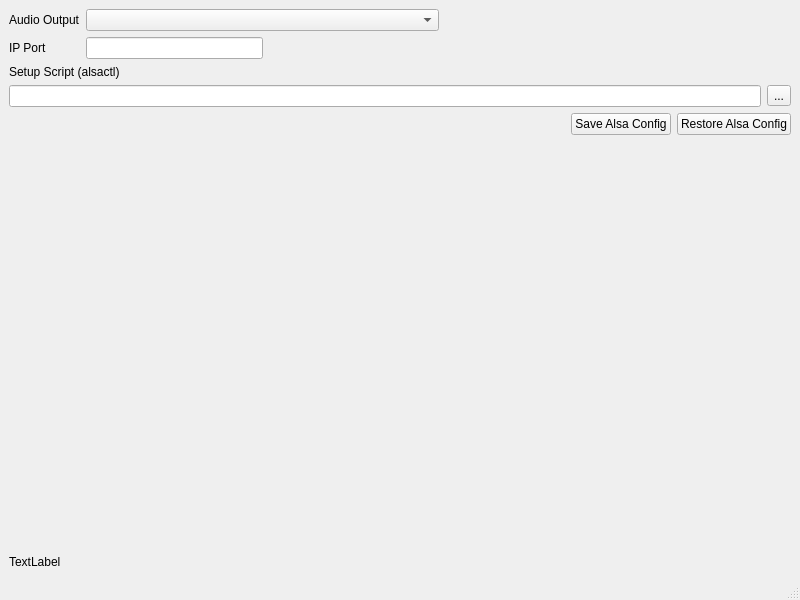
Old version of the form mqt/MqtKeyerProxy/kpmainwindow.ui in the repository Rsclub22/Minos2-Mirror.
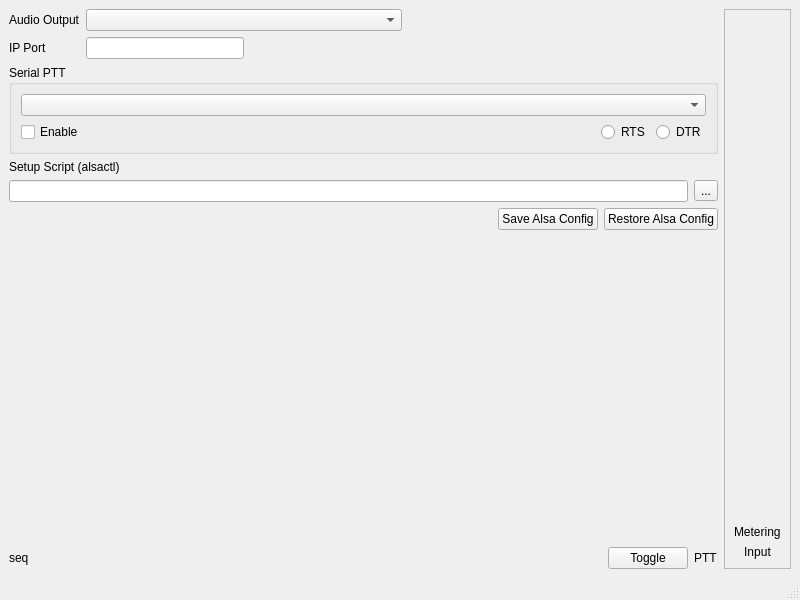
New version of the form. Custom widgets are drawn as their Qt base class.

Commit message: Implement serial PTT

What changed in the file:
```diff
--- a/mqt/MqtKeyerProxy/kpmainwindow.ui
+++ b/mqt/MqtKeyerProxy/kpmainwindow.ui
@@ -14,7 +14,9 @@
    <string>KPMainWindow</string>
   </property>
   <widget class="QWidget" name="centralwidget">
-   <layout class="QVBoxLayout" name="verticalLayout">
+   <layout class="QHBoxLayout" name="horizontalLayout_3">
+    <item>
+     <layout class="QVBoxLayout" name="verticalLayout_2">
     <item>
      <layout class="QHBoxLayout" name="horizontalLayout_13">
       <item>
@@ -77,6 +79,66 @@
       </item>
      </layout>
     </item>
+      <item>
+       <widget class="QGroupBox" name="serialFrame">
+        <property name="title">
+         <string>Serial PTT</string>
+        </property>
+        <layout class="QVBoxLayout" name="verticalLayout_3">
+         <item>
+          <layout class="QHBoxLayout" name="horizontalLayout_6">
+           <item>
+            <widget class="QComboBox" name="spCombo"/>
+           </item>
+          </layout>
+         </item>
+         <item>
+          <layout class="QHBoxLayout" name="horizontalLayout_7">
+           <item>
+            <widget class="QCheckBox" name="serialPTTEnable">
+             <property name="text">
+              <string>Enable</string>
+             </property>
+            </widget>
+           </item>
+           <item>
+            <spacer name="horizontalSpacer_3">
+             <property name="orientation">
+              <enum>Qt::Horizontal</enum>
+             </property>
+             <property name="sizeHint" stdset="0">
+              <size>
+               <width>40</width>
+               <height>20</height>
+              </size>
+             </property>
+            </spacer>
+           </item>
+           <item>
+            <widget class="QRadioButton" name="rts">
+             <property name="text">
+              <string>RTS</string>
+             </property>
+             <attribute name="buttonGroup">
+              <string notr="true">rtsdtrGroup</string>
+             </attribute>
+            </widget>
+           </item>
+           <item>
+            <widget class="QRadioButton" name="dtr">
+             <property name="text">
+              <string>DTR</string>
+             </property>
+             <attribute name="buttonGroup">
+              <string notr="true">rtsdtrGroup</string>
+             </attribute>
+            </widget>
+           </item>
+          </layout>
+         </item>
+        </layout>
+       </widget>
+      </item>
     <item>
      <layout class="QVBoxLayout" name="verticalLayout_4">
       <item>
@@ -140,17 +202,93 @@
       </property>
       <property name="sizeHint" stdset="0">
        <size>
-        <width>20</width>
-        <height>360</height>
+          <width>17</width>
+          <height>13</height>
        </size>
       </property>
      </spacer>
     </item>
+      <item>
+       <layout class="QHBoxLayout" name="horizontalLayout">
     <item>
      <widget class="QLabel" name="seqLabel">
       <property name="text">
-       <string>TextLabel</string>
-      </property>
+           <string>seq</string>
+          </property>
+         </widget>
+        </item>
+        <item>
+         <spacer name="horizontalSpacer_2">
+          <property name="orientation">
+           <enum>Qt::Horizontal</enum>
+          </property>
+          <property name="sizeHint" stdset="0">
+           <size>
+            <width>40</width>
+            <height>20</height>
+           </size>
+          </property>
+         </spacer>
+        </item>
+        <item>
+         <widget class="QPushButton" name="pushButton">
+          <property name="text">
+           <string>Toggle</string>
+          </property>
+         </widget>
+        </item>
+        <item>
+         <widget class="QLabel" name="pttLabel">
+          <property name="text">
+           <string>PTT</string>
+          </property>
+         </widget>
+        </item>
+       </layout>
+      </item>
+     </layout>
+    </item>
+    <item>
+     <widget class="QFrame" name="volFrame">
+      <property name="frameShape">
+       <enum>QFrame::StyledPanel</enum>
+      </property>
+      <property name="frameShadow">
+       <enum>QFrame::Raised</enum>
+      </property>
+      <layout class="QHBoxLayout" name="horizontalLayout_14">
+       <item>
+        <layout class="QVBoxLayout" name="verticalLayout">
+         <item>
+          <widget class="LevelMeter" name="levelMeter" native="true">
+           <property name="sizePolicy">
+            <sizepolicy hsizetype="Preferred" vsizetype="Expanding">
+             <horstretch>0</horstretch>
+             <verstretch>0</verstretch>
+            </sizepolicy>
+           </property>
+          </widget>
+         </item>
+         <item>
+          <widget class="QLabel" name="label_10">
+           <property name="text">
+            <string>Metering</string>
+           </property>
+          </widget>
+         </item>
+         <item>
+          <widget class="QLabel" name="levelLabel">
+           <property name="text">
+            <string>Input</string>
+           </property>
+           <property name="alignment">
+            <set>Qt::AlignCenter</set>
+           </property>
+          </widget>
+         </item>
+        </layout>
+       </item>
+      </layout>
      </widget>
     </item>
    </layout>
@@ -167,6 +305,14 @@
   </widget>
   <widget class="QStatusBar" name="statusbar"/>
  </widget>
+ <customwidgets>
+  <customwidget>
+   <class>LevelMeter</class>
+   <extends>QWidget</extends>
+   <header>levelmeter.h</header>
+   <container>1</container>
+  </customwidget>
+ </customwidgets>
  <resources/>
  <connections/>
 </ui>
```
Left out of the diff: 3 changed lines with no effect on the pictures. Lines whose indentation alone changed are shown as unchanged. The commit also changes 9 other files.
